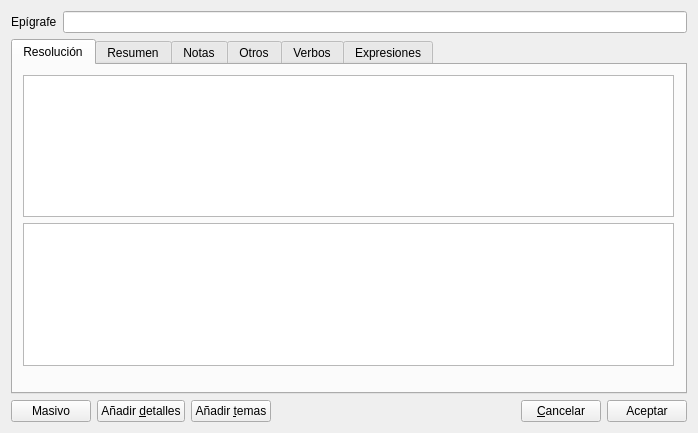
Old version of the form gui/dlgnuevaresolucion.ui in the repository rogorido/qtpredicadores.
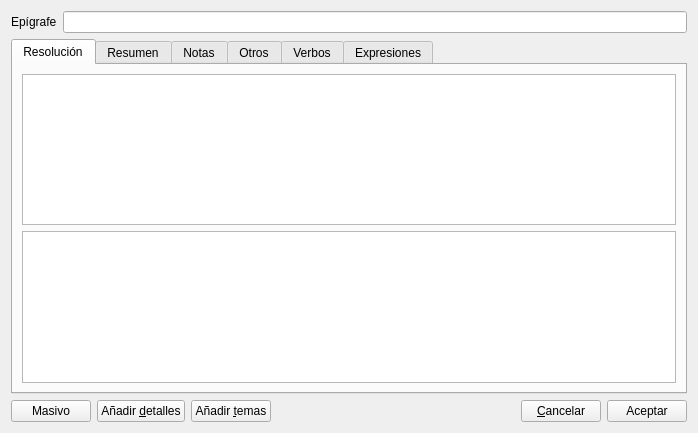
New version of the form. Icons and pictures are not drawn. Custom widgets are drawn as their Qt base class.

The edit to the form file:
```diff
--- a/gui/dlgnuevaresolucion.ui
+++ b/gui/dlgnuevaresolucion.ui
@@ -41,15 +41,8 @@
       <attribute name="title">
        <string>Resolución</string>
       </attribute>
-      <widget class="QWidget" name="layoutWidget">
-       <property name="geometry">
-        <rect>
-         <x>10</x>
-         <y>10</y>
-         <width>651</width>
-         <height>291</height>
-        </rect>
-       </property>
+      <layout class="QHBoxLayout" name="horizontalLayout_3">
+       <item>
        <layout class="QVBoxLayout" name="verticalLayout">
         <item>
          <widget class="QTextEdit" name="txtResolucion">
@@ -66,7 +59,8 @@
          </widget>
         </item>
        </layout>
-      </widget>
+       </item>
+      </layout>
      </widget>
      <widget class="QWidget" name="tabResumen">
       <attribute name="title">
```
Lines whose indentation alone changed are shown as unchanged.
